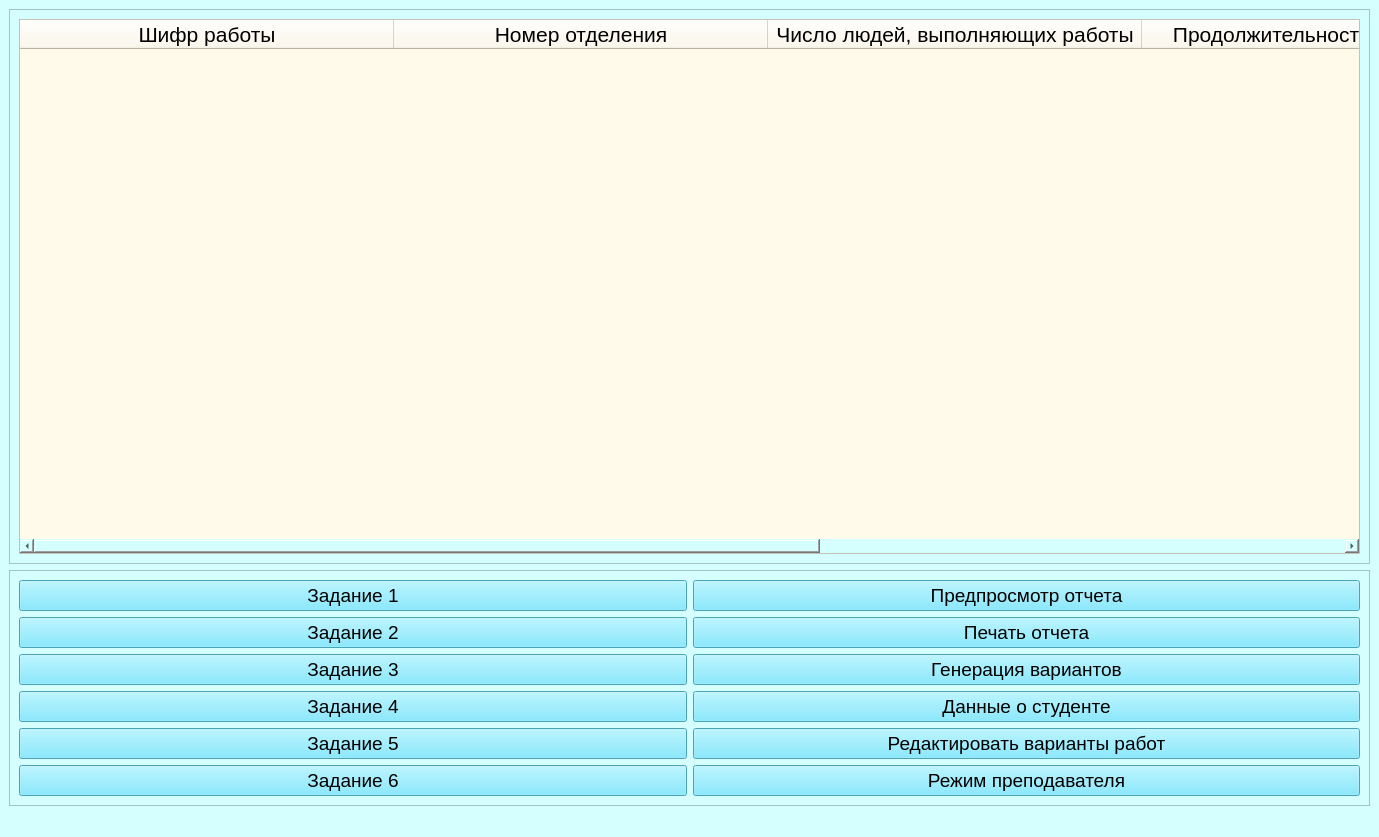
Before: the Qt Designer form qt_designer_ui/MainMenu.ui in IvaMarin/Project-Network-Diagram-App, drawn with Qt 5.
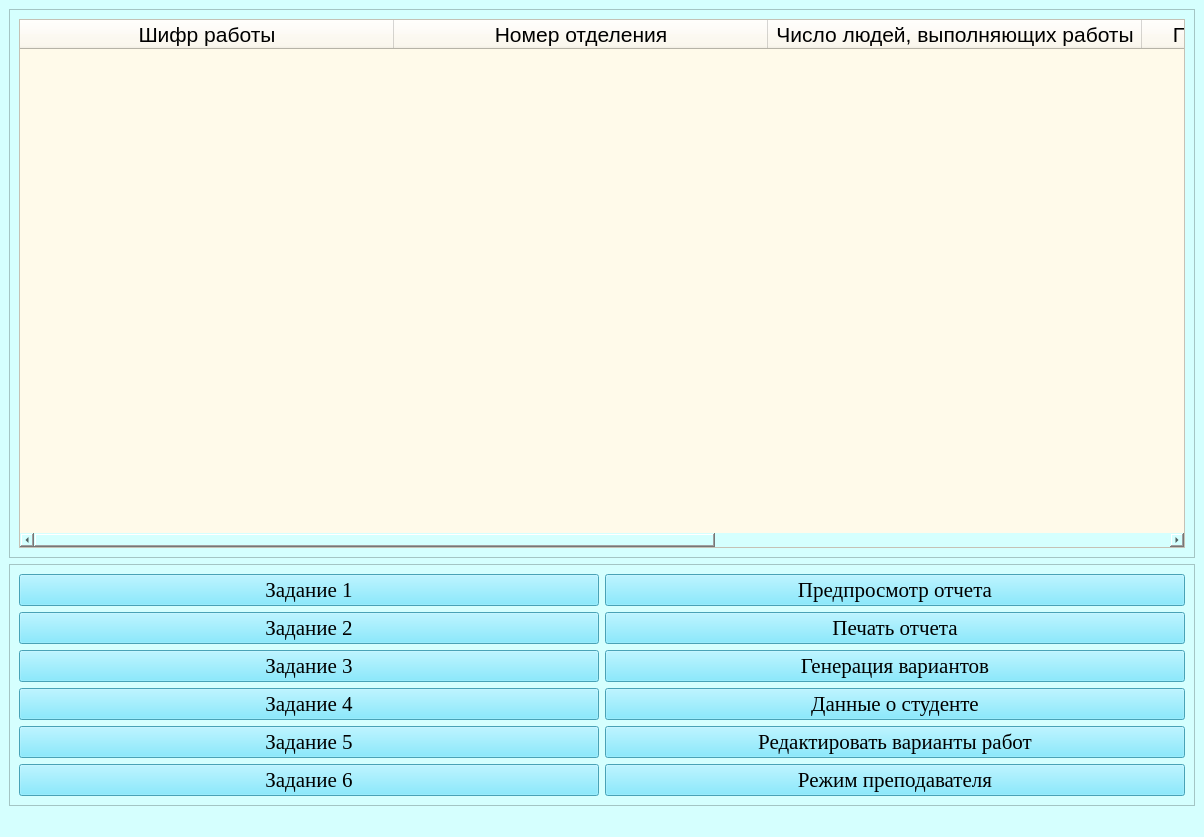
After: the same form once the commit is applied.

```diff
--- a/qt_designer_ui/MainMenu.ui
+++ b/qt_designer_ui/MainMenu.ui
@@ -6,7 +6,7 @@
    <rect>
     <x>0</x>
     <y>0</y>
-    <width>1379</width>
+    <width>1204</width>
     <height>837</height>
    </rect>
   </property>
@@ -34,6 +34,7 @@
          </property>
          <property name="font">
           <font>
+           <family>Times New Roman</family>
            <pointsize>14</pointsize>
           </font>
          </property>
@@ -172,6 +173,11 @@
     </item>
     <item>
      <widget class="QFrame" name="frame_2">
+      <property name="font">
+       <font>
+        <pointsize>16</pointsize>
+       </font>
+      </property>
       <property name="frameShape">
        <enum>QFrame::StyledPanel</enum>
       </property>
@@ -183,7 +189,8 @@
         <widget class="QPushButton" name="btnTask1">
          <property name="font">
           <font>
-           <pointsize>14</pointsize>
+           <family>Times New Roman</family>
+           <pointsize>16</pointsize>
           </font>
          </property>
          <property name="styleSheet">
@@ -198,7 +205,8 @@
         <widget class="QPushButton" name="btnTask4">
          <property name="font">
           <font>
-           <pointsize>14</pointsize>
+           <family>Times New Roman</family>
+           <pointsize>16</pointsize>
           </font>
          </property>
          <property name="styleSheet">
@@ -213,7 +221,8 @@
         <widget class="QPushButton" name="btnTask3">
          <property name="font">
           <font>
-           <pointsize>14</pointsize>
+           <family>Times New Roman</family>
+           <pointsize>16</pointsize>
           </font>
          </property>
          <property name="styleSheet">
@@ -228,7 +237,8 @@
         <widget class="QPushButton" name="btnTask6">
          <property name="font">
           <font>
-           <pointsize>14</pointsize>
+           <family>Times New Roman</family>
+           <pointsize>16</pointsize>
           </font>
          </property>
          <property name="styleSheet">
@@ -243,7 +253,8 @@
         <widget class="QPushButton" name="btnTask5">
          <property name="font">
           <font>
-           <pointsize>14</pointsize>
+           <family>Times New Roman</family>
+           <pointsize>16</pointsize>
           </font>
          </property>
          <property name="styleSheet">
@@ -258,7 +269,8 @@
         <widget class="QPushButton" name="btnTask2">
          <property name="font">
           <font>
-           <pointsize>14</pointsize>
+           <family>Times New Roman</family>
+           <pointsize>16</pointsize>
           </font>
          </property>
          <property name="styleSheet">
@@ -273,7 +285,8 @@
         <widget class="QPushButton" name="previewReport">
          <property name="font">
           <font>
-           <pointsize>14</pointsize>
+           <family>Times New Roman</family>
+           <pointsize>16</pointsize>
           </font>
          </property>
          <property name="styleSheet">
@@ -288,7 +301,8 @@
         <widget class="QPushButton" name="btnPrint">
          <property name="font">
           <font>
-           <pointsize>14</pointsize>
+           <family>Times New Roman</family>
+           <pointsize>16</pointsize>
           </font>
          </property>
          <property name="styleSheet">
@@ -303,7 +317,8 @@
         <widget class="QPushButton" name="btnGenVar">
          <property name="font">
           <font>
-           <pointsize>14</pointsize>
+           <family>Times New Roman</family>
+           <pointsize>16</pointsize>
           </font>
          </property>
          <property name="styleSheet">
@@ -318,7 +333,8 @@
         <widget class="QPushButton" name="btnReportSign">
          <property name="font">
           <font>
-           <pointsize>14</pointsize>
+           <family>Times New Roman</family>
+           <pointsize>16</pointsize>
           </font>
          </property>
          <property name="styleSheet">
@@ -333,7 +349,8 @@
         <widget class="QPushButton" name="btnEditTaskVariant">
          <property name="font">
           <font>
-           <pointsize>14</pointsize>
+           <family>Times New Roman</family>
+           <pointsize>16</pointsize>
           </font>
          </property>
          <property name="styleSheet">
@@ -348,7 +365,8 @@
         <widget class="QPushButton" name="btnTeacherMode">
          <property name="font">
           <font>
-           <pointsize>14</pointsize>
+           <family>Times New Roman</family>
+           <pointsize>16</pointsize>
           </font>
          </property>
          <property name="styleSheet">
```
Left out of the diff: 16 changed lines with no effect on the pictures.
